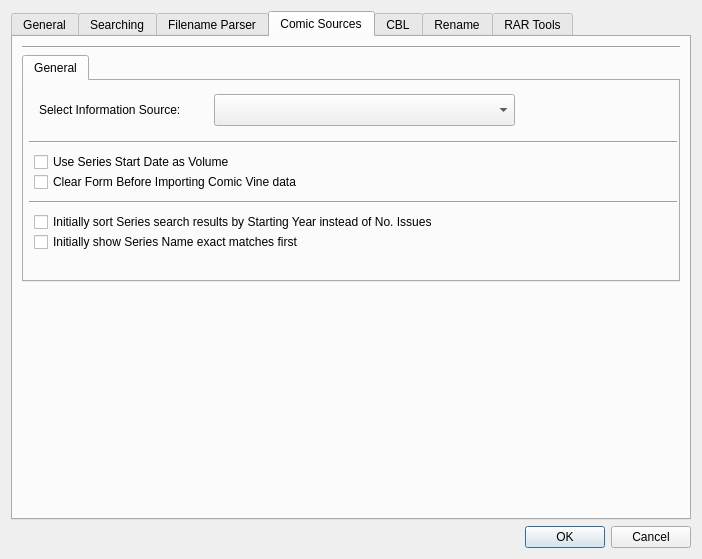
comictagger/comictagger, file comictaggerlib/ui/settingswindow.ui: the form before one commit.
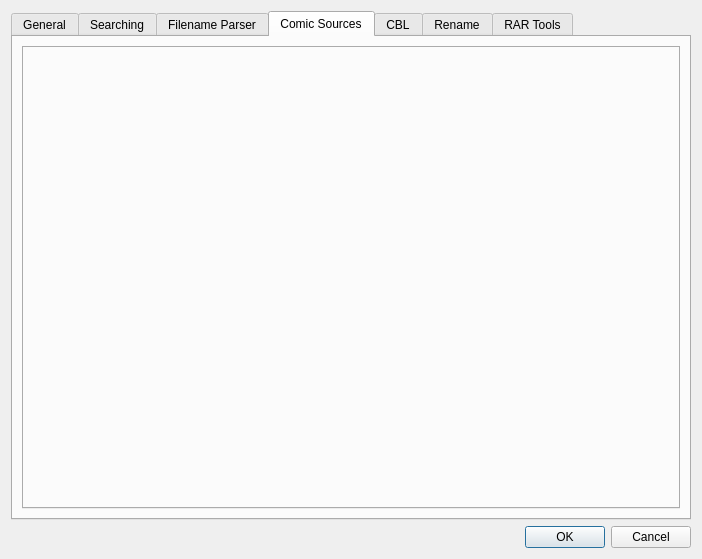
The form after the commit.

Commit message: Generate talker general tab programatically. Move search options to search tab.

The edit to the form file:
```diff
--- a/comictaggerlib/ui/settingswindow.ui
+++ b/comictaggerlib/ui/settingswindow.ui
@@ -252,6 +252,44 @@
            </item>
           </layout>
          </item>
+         <item row="4" column="0">
+          <widget class="QLabel" name="label_5">
+           <property name="text">
+            <string>&lt;html&gt;&lt;head/&gt;&lt;body&gt;&lt;p&gt;These settings are for the automatic issue identifier which searches online for matches. &lt;/p&gt;&lt;p&gt;Hover the mouse over an entry field for more info.&lt;/p&gt;&lt;/body&gt;&lt;/html&gt;</string>
+           </property>
+           <property name="wordWrap">
+            <bool>true</bool>
+           </property>
+          </widget>
+         </item>
+         <item row="5" column="0">
+          <widget class="Line" name="line_2">
+           <property name="orientation">
+            <enum>Qt::Horizontal</enum>
+           </property>
+          </widget>
+         </item>
+         <item row="1" column="0">
+          <widget class="QCheckBox" name="cbxExactMatches">
+           <property name="text">
+            <string>Initially show Series Name exact matches first</string>
+           </property>
+          </widget>
+         </item>
+         <item row="0" column="0">
+          <widget class="QCheckBox" name="cbxSortByYear">
+           <property name="text">
+            <string>Initially sort Series search results by Starting Year instead of No. Issues</string>
+           </property>
+          </widget>
+         </item>
+         <item row="2" column="0">
+          <widget class="QCheckBox" name="cbxClearFormBeforePopulating">
+           <property name="text">
+            <string>Clear Form Before Importing Comic Vine data</string>
+           </property>
+          </widget>
+         </item>
         </layout>
        </widget>
        <widget class="QWidget" name="tFilenameParser">
@@ -313,154 +351,13 @@
          <string>Comic Sources</string>
         </attribute>
         <layout class="QVBoxLayout" name="verticalLayout_4">
-         <item>
-          <widget class="Line" name="line_4">
-           <property name="sizePolicy">
-            <sizepolicy hsizetype="Expanding" vsizetype="Fixed">
-             <horstretch>0</horstretch>
-             <verstretch>0</verstretch>
-            </sizepolicy>
-           </property>
-           <property name="orientation">
-            <enum>Qt::Horizontal</enum>
-           </property>
-          </widget>
-         </item>
          <item>
           <widget class="QTabWidget" name="tTalkerTabs">
            <property name="currentIndex">
             <number>0</number>
            </property>
-           <widget class="QWidget" name="tabTalkersGeneral">
-            <attribute name="title">
-             <string>General</string>
-            </attribute>
-            <widget class="QCheckBox" name="cbxUseSeriesStartAsVolume">
-             <property name="geometry">
-              <rect>
-               <x>10</x>
-               <y>70</y>
-               <width>650</width>
-               <height>22</height>
-              </rect>
-             </property>
-             <property name="text">
-              <string>Use Series Start Date as Volume</string>
-             </property>
-            </widget>
-            <widget class="QCheckBox" name="cbxClearFormBeforePopulating">
-             <property name="geometry">
-              <rect>
-               <x>10</x>
-               <y>90</y>
-               <width>666</width>
-               <height>22</height>
-              </rect>
-             </property>
-             <property name="text">
-              <string>Clear Form Before Importing Comic Vine data</string>
-             </property>
-            </widget>
-            <widget class="QCheckBox" name="cbxSortByYear">
-             <property name="geometry">
-              <rect>
-               <x>10</x>
-               <y>130</y>
-               <width>666</width>
-               <height>22</height>
-              </rect>
-             </property>
-             <property name="text">
-              <string>Initially sort Series search results by Starting Year instead of No. Issues</string>
-             </property>
-            </widget>
-            <widget class="QCheckBox" name="cbxExactMatches">
-             <property name="geometry">
-              <rect>
-               <x>10</x>
-               <y>150</y>
-               <width>666</width>
-               <height>22</height>
-              </rect>
-             </property>
-             <property name="text">
-              <string>Initially show Series Name exact matches first</string>
-             </property>
-            </widget>
-            <widget class="Line" name="line_4">
-             <property name="geometry">
-              <rect>
-               <x>5</x>
-               <y>120</y>
-               <width>648</width>
-               <height>3</height>
-              </rect>
-             </property>
-             <property name="sizePolicy">
-              <sizepolicy hsizetype="Expanding" vsizetype="Fixed">
-               <horstretch>0</horstretch>
-               <verstretch>0</verstretch>
-              </sizepolicy>
-             </property>
-             <property name="orientation">
-              <enum>Qt::Horizontal</enum>
-             </property>
-            </widget>
-            <widget class="QComboBox" name="cobxInfoSource">
-             <property name="geometry">
-              <rect>
-               <x>190</x>
-               <y>13</y>
-               <width>301</width>
-               <height>32</height>
-              </rect>
-             </property>
-            </widget>
-            <widget class="QLabel" name="leInfoSource">
-             <property name="geometry">
-              <rect>
-               <x>15</x>
-               <y>13</y>
-               <width>171</width>
-               <height>32</height>
-              </rect>
-             </property>
-             <property name="text">
-              <string>Select Information Source:</string>
-             </property>
-            </widget>
-            <widget class="Line" name="line">
-             <property name="geometry">
-              <rect>
-               <x>5</x>
-               <y>60</y>
-               <width>648</width>
-               <height>3</height>
-              </rect>
-             </property>
-             <property name="orientation">
-              <enum>Qt::Horizontal</enum>
-             </property>
-            </widget>
-           </widget>
           </widget>
          </item>
-         <item>
-          <layout class="QVBoxLayout" name="verticalLayout_3"/>
-         </item>
-         <item>
-          <spacer name="verticalSpacer_3">
-           <property name="orientation">
-            <enum>Qt::Vertical</enum>
-           </property>
-           <property name="sizeHint" stdset="0">
-            <size>
-             <width>20</width>
-             <height>40</height>
-            </size>
-           </property>
-          </spacer>
-         </item>
         </layout>
        </widget>
        <widget class="QWidget" name="tCBL">
```
Left out of the diff: 18 changed lines with no effect on the pictures. The commit also changes 3 other files.
